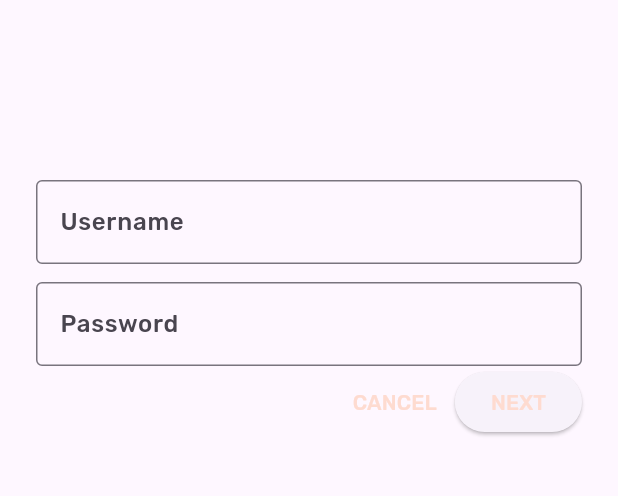
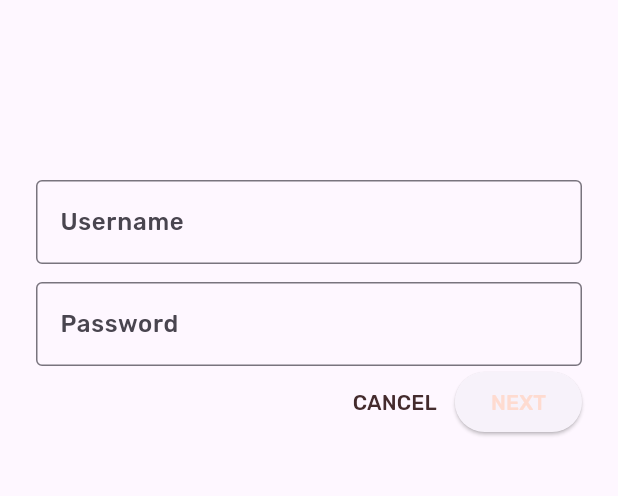
Before and after one commit to anotherlusitano/flutter-codelab-mdc-series, a Flutter app: the screen it shows after launch, on a phone screen of 412 x 824 dp, the part 225-721 px from its top. Run offline on Flutter 3.47's test engine with Material 2 defaults, Android fonts, the phone set to English and light mode, and no system bars.

Commit message:
Add cancel button theme

```diff
--- a/lib/login.dart
+++ b/lib/login.dart
@@ -66,6 +66,9 @@ class _LoginPageState extends State<LoginPage> {
                     _usernameController.clear();
                     _passwordController.clear();
                   },
+                  style: TextButton.styleFrom(
+                    primary: Theme.of(context).colorScheme.secondary,
+                  ),
                 ),
                 // TODO: Add an elevation to NEXT (103)
                 // TODO: Add a beveled rectangular border to NEXT (103)
```
